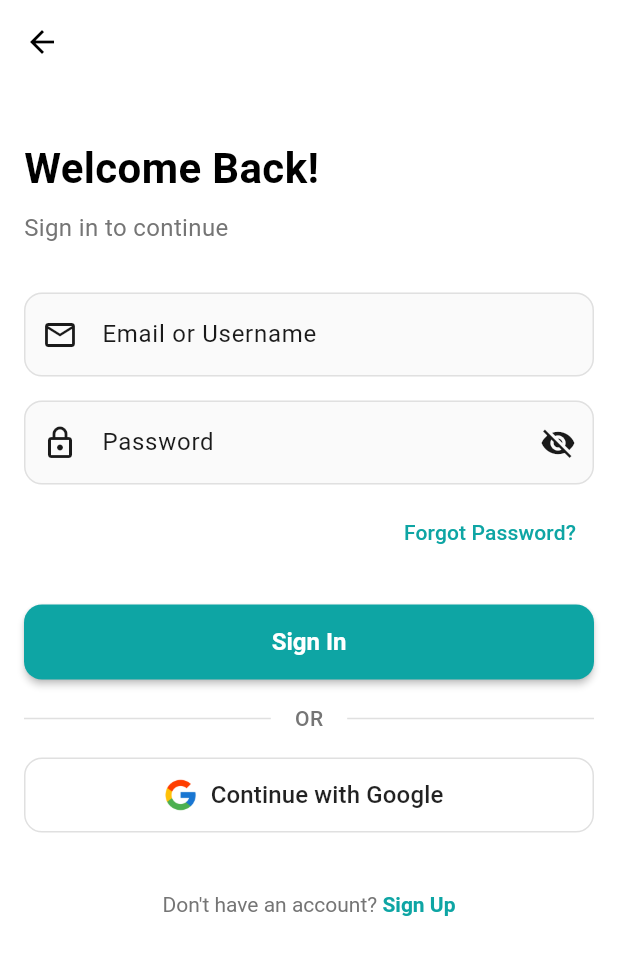
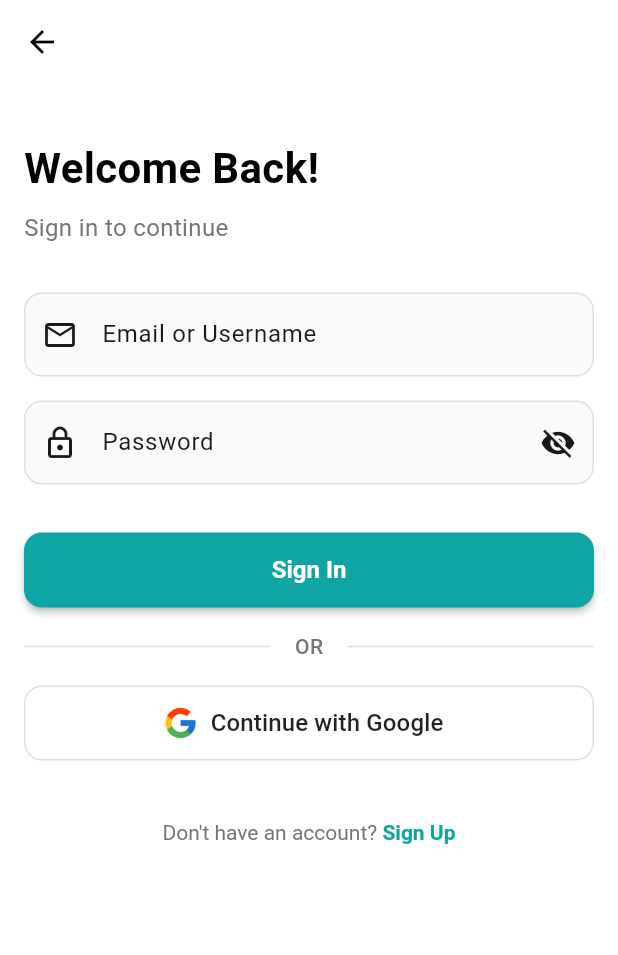
Before and after one commit to Moiz-Jamaal/FindMeBiz-App, a Flutter app: the AuthView screen opened by its route, on a phone screen of 412 x 824 dp. Shown: the top 955 px of the screen. Run offline on Flutter 3.47's test engine with Material 3 defaults, Android fonts, the phone set to English and light mode, and no system bars; our stand-ins replace firebase_analytics, firebase_auth, firebase_core, firebase_crashlytics, firebase_messaging, flutter_local_notifications and 8 more; missing offline and left inert: flutter_cashfree_pg_sdk, razorpay_web; accounts and stored records are empty.

Commit message:
refactor(auth_view): comment out unused forgot password feature

```diff
--- a/lib/app/modules/auth/views/auth_view.dart
+++ b/lib/app/modules/auth/views/auth_view.dart
@@ -226,25 +226,25 @@ class AuthView extends GetView<AuthController> {
 
           const SizedBox(height: 8),
 
-          // Forgot password
-          Align(
-            alignment: Alignment.centerRight,
-            child: TextButton(
-              onPressed: () {
-                // TODO: Implement forgot password
-                Get.snackbar(
-                  'Coming Soon',
-                  'Forgot password feature will be available soon',
-                  backgroundColor: Colors.blue.withValues(alpha: 0.1),
-                  colorText: Colors.blue,
-                );
-              },
-              child: const Text(
-                'Forgot Password?',
-                style: TextStyle(color: Color(0xFF0EA5A4)),
-              ),
-            ),
-          ),
+          // // Forgot password
+          // Align(
+          //   alignment: Alignment.centerRight,
+          //   child: TextButton(
+          //     onPressed: () {
+          //       // TODO: Implement forgot password
+          //       Get.snackbar(
+          //         'Coming Soon',
+          //         'Forgot password feature will be available soon',
+          //         backgroundColor: Colors.blue.withValues(alpha: 0.1),
+          //         colorText: Colors.blue,
+          //       );
+          //     },
+          //     child: const Text(
+          //       'Forgot Password?',
+          //       style: TextStyle(color: Color(0xFF0EA5A4)),
+          //     ),
+          //   ),
+          // ),
         ],
       ),
     );
```
